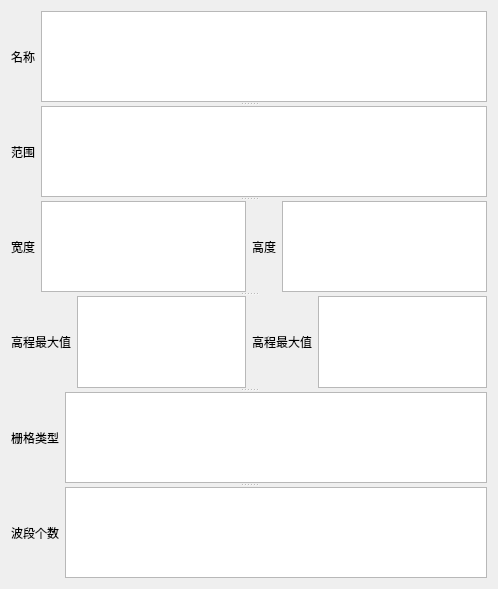
This is ui/DEM_information.ui in FireboyWatergirls/RasterAnalysis as Qt 5 draws it before an edit. The edited form follows.
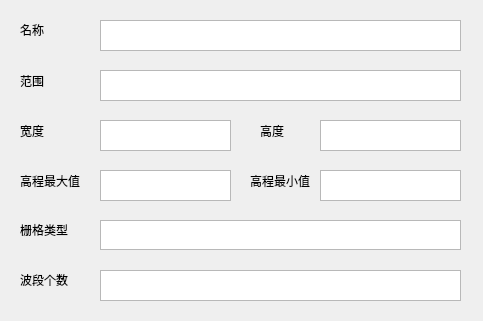
This is the edited form.

```diff
--- a/ui/DEM_information.ui
+++ b/ui/DEM_information.ui
@@ -6,126 +6,197 @@
    <rect>
     <x>0</x>
     <y>0</y>
-    <width>498</width>
-    <height>589</height>
+    <width>483</width>
+    <height>321</height>
    </rect>
   </property>
   <property name="windowTitle">
    <string>DEM 基本信息</string>
   </property>
-  <layout class="QVBoxLayout" name="verticalLayout">
-   <item>
-    <widget class="QSplitter" name="splitter">
-     <property name="orientation">
-      <enum>Qt::Vertical</enum>
-     </property>
-     <widget class="QWidget" name="">
-      <layout class="QHBoxLayout" name="horizontalLayout_6">
-       <item>
-        <widget class="QLabel" name="label">
-         <property name="text">
-          <string>名称</string>
-         </property>
-        </widget>
-       </item>
-       <item>
-        <widget class="QTextBrowser" name="textName"/>
-       </item>
-      </layout>
-     </widget>
-     <widget class="QWidget" name="">
-      <layout class="QHBoxLayout" name="horizontalLayout_5">
-       <item>
-        <widget class="QLabel" name="label_2">
-         <property name="text">
-          <string>范围</string>
-         </property>
-        </widget>
-       </item>
-       <item>
-        <widget class="QTextBrowser" name="textExtent"/>
-       </item>
-      </layout>
-     </widget>
-     <widget class="QWidget" name="">
-      <layout class="QHBoxLayout" name="horizontalLayout_4">
-       <item>
-        <widget class="QLabel" name="label_3">
-         <property name="text">
-          <string>宽度</string>
-         </property>
-        </widget>
-       </item>
-       <item>
-        <widget class="QTextBrowser" name="textWidth"/>
-       </item>
-       <item>
-        <widget class="QLabel" name="label_4">
-         <property name="text">
-          <string>高度</string>
-         </property>
-        </widget>
-       </item>
-       <item>
-        <widget class="QTextBrowser" name="textHeight"/>
-       </item>
-      </layout>
-     </widget>
-     <widget class="QWidget" name="">
-      <layout class="QHBoxLayout" name="horizontalLayout_3">
-       <item>
-        <widget class="QLabel" name="label_5">
-         <property name="text">
-          <string>高程最大值</string>
-         </property>
-        </widget>
-       </item>
-       <item>
-        <widget class="QTextBrowser" name="textMax"/>
-       </item>
-       <item>
-        <widget class="QLabel" name="label_6">
-         <property name="text">
-          <string>高程最大值</string>
-         </property>
-        </widget>
-       </item>
-       <item>
-        <widget class="QTextBrowser" name="textMin"/>
-       </item>
-      </layout>
-     </widget>
-     <widget class="QWidget" name="">
-      <layout class="QHBoxLayout" name="horizontalLayout">
-       <item>
-        <widget class="QLabel" name="label_7">
-         <property name="text">
-          <string>栅格类型</string>
-         </property>
-        </widget>
-       </item>
-       <item>
-        <widget class="QTextBrowser" name="textType"/>
-       </item>
-      </layout>
-     </widget>
-     <widget class="QWidget" name="">
-      <layout class="QHBoxLayout" name="horizontalLayout_2">
-       <item>
-        <widget class="QLabel" name="label_8">
-         <property name="text">
-          <string>波段个数</string>
-         </property>
-        </widget>
-       </item>
-       <item>
-        <widget class="QTextBrowser" name="textBandNum"/>
-       </item>
-      </layout>
-     </widget>
-    </widget>
-   </item>
-  </layout>
+  <widget class="QLabel" name="label_6">
+   <property name="geometry">
+    <rect>
+     <x>250</x>
+     <y>170</y>
+     <width>61</width>
+     <height>21</height>
+    </rect>
+   </property>
+   <property name="text">
+    <string>高程最小值</string>
+   </property>
+  </widget>
+  <widget class="QLabel" name="label_3">
+   <property name="geometry">
+    <rect>
+     <x>20</x>
+     <y>120</y>
+     <width>31</width>
+     <height>21</height>
+    </rect>
+   </property>
+   <property name="text">
+    <string>宽度</string>
+   </property>
+  </widget>
+  <widget class="QTextBrowser" name="textWidth">
+   <property name="geometry">
+    <rect>
+     <x>100</x>
+     <y>120</y>
+     <width>131</width>
+     <height>31</height>
+    </rect>
+   </property>
+  </widget>
+  <widget class="QLabel" name="label_4">
+   <property name="geometry">
+    <rect>
+     <x>260</x>
+     <y>120</y>
+     <width>31</width>
+     <height>21</height>
+    </rect>
+   </property>
+   <property name="text">
+    <string>高度</string>
+   </property>
+  </widget>
+  <widget class="QTextBrowser" name="textHeight">
+   <property name="geometry">
+    <rect>
+     <x>320</x>
+     <y>120</y>
+     <width>141</width>
+     <height>31</height>
+    </rect>
+   </property>
+  </widget>
+  <widget class="QLabel" name="label_8">
+   <property name="geometry">
+    <rect>
+     <x>20</x>
+     <y>220</y>
+     <width>51</width>
+     <height>20</height>
+    </rect>
+   </property>
+   <property name="text">
+    <string>栅格类型</string>
+   </property>
+  </widget>
+  <widget class="QTextBrowser" name="textType">
+   <property name="geometry">
+    <rect>
+     <x>100</x>
+     <y>220</y>
+     <width>361</width>
+     <height>30</height>
+    </rect>
+   </property>
+  </widget>
+  <widget class="QLabel" name="label">
+   <property name="geometry">
+    <rect>
+     <x>20</x>
+     <y>20</y>
+     <width>31</width>
+     <height>21</height>
+    </rect>
+   </property>
+   <property name="text">
+    <string>&lt;html&gt;&lt;head/&gt;&lt;body&gt;&lt;p&gt;名称&lt;/p&gt;&lt;/body&gt;&lt;/html&gt;</string>
+   </property>
+  </widget>
+  <widget class="QTextBrowser" name="textName">
+   <property name="geometry">
+    <rect>
+     <x>100</x>
+     <y>20</y>
+     <width>361</width>
+     <height>31</height>
+    </rect>
+   </property>
+  </widget>
+  <widget class="QTextBrowser" name="textMax">
+   <property name="geometry">
+    <rect>
+     <x>100</x>
+     <y>170</y>
+     <width>131</width>
+     <height>31</height>
+    </rect>
+   </property>
+  </widget>
+  <widget class="QTextBrowser" name="textMin">
+   <property name="geometry">
+    <rect>
+     <x>320</x>
+     <y>170</y>
+     <width>141</width>
+     <height>31</height>
+    </rect>
+   </property>
+  </widget>
+  <widget class="QLabel" name="label_5">
+   <property name="geometry">
+    <rect>
+     <x>20</x>
+     <y>170</y>
+     <width>61</width>
+     <height>21</height>
+    </rect>
+   </property>
+   <property name="text">
+    <string>高程最大值</string>
+   </property>
+  </widget>
+  <widget class="QLabel" name="label_9">
+   <property name="geometry">
+    <rect>
+     <x>20</x>
+     <y>270</y>
+     <width>51</width>
+     <height>20</height>
+    </rect>
+   </property>
+   <property name="text">
+    <string>波段个数</string>
+   </property>
+  </widget>
+  <widget class="QTextBrowser" name="textBandNum">
+   <property name="geometry">
+    <rect>
+     <x>100</x>
+     <y>270</y>
+     <width>361</width>
+     <height>31</height>
+    </rect>
+   </property>
+  </widget>
+  <widget class="QLabel" name="label_2">
+   <property name="geometry">
+    <rect>
+     <x>20</x>
+     <y>70</y>
+     <width>31</width>
+     <height>21</height>
+    </rect>
+   </property>
+   <property name="text">
+    <string>范围</string>
+   </property>
+  </widget>
+  <widget class="QTextBrowser" name="textExtent">
+   <property name="geometry">
+    <rect>
+     <x>100</x>
+     <y>70</y>
+     <width>361</width>
+     <height>31</height>
+    </rect>
+   </property>
+  </widget>
  </widget>
  <resources/>
  <connections/>
```
Left out of the diff: 2 changed lines with no effect on the pictures.
